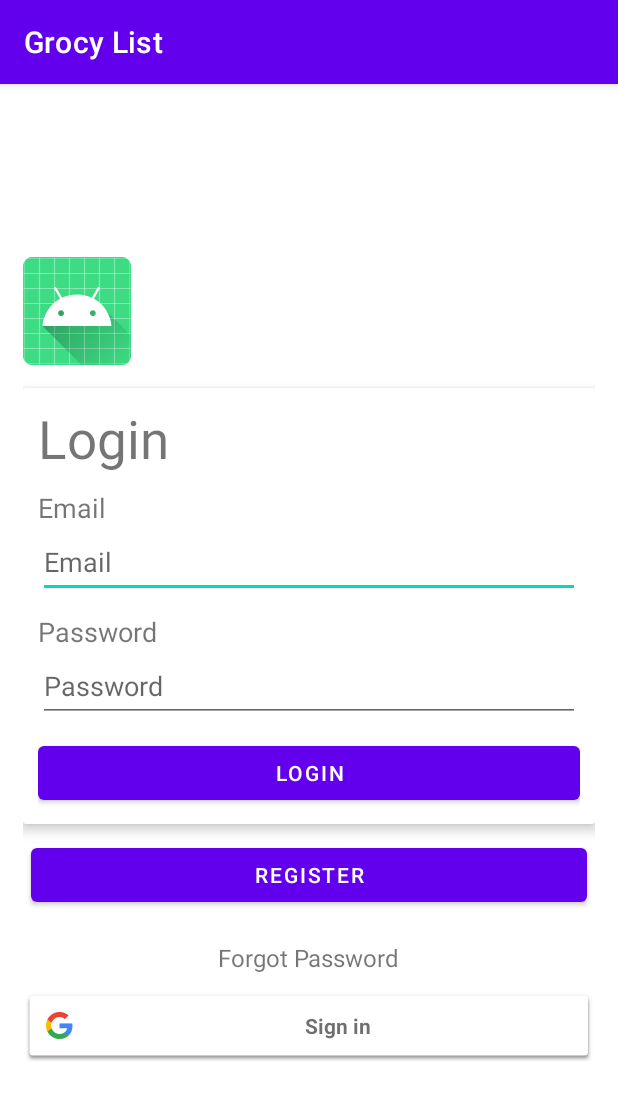
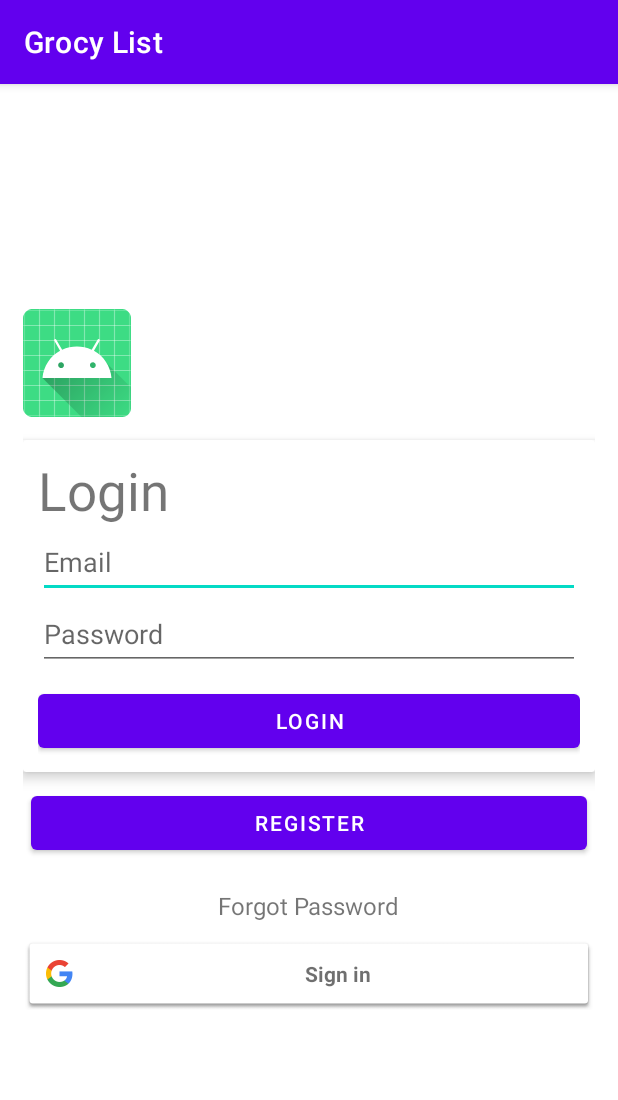
Before and after one commit to psbankar/grocy_list, an Android app: the screen it shows after launch (LoginActivity), on a phone screen of 412 x 824 dp. Shown: the top 1100 px of the screen. Run offline under Robolectric (Android 15) with nearby library versions, the phone set to English and light mode, and no system bars; our stand-ins replace Firebase (no records; nobody signed in at launch, a user with empty details on screens opened directly).

Commit message:
Layout change in login

```diff
--- a/app/src/main/res/layout/activity_login.xml
+++ b/app/src/main/res/layout/activity_login.xml
@@ -45,26 +45,12 @@
                     android:layout_height="wrap_content"
                     android:orientation="vertical">
 
-                    <TextView
-                        android:layout_width="wrap_content"
-                        android:layout_height="wrap_content"
-                        android:layout_marginTop="10sp"
-                        android:text="Email"
-                        android:textSize="18sp" />
-
                     <EditText
                         android:id="@+id/text_login"
                         android:layout_width="match_parent"
                         android:layout_height="wrap_content"
                         android:hint="Email"
                         android:minHeight="48dp" />
-
-                    <TextView
-                        android:layout_width="wrap_content"
-                        android:layout_height="wrap_content"
-                        android:layout_marginTop="10sp"
-                        android:text="Password"
-                        android:textSize="18sp" />
 
                     <EditText
                         android:id="@+id/text_senha"
@@ -116,7 +102,8 @@
         <com.google.android.gms.common.SignInButton
             android:id="@+id/sign_in_button"
             android:layout_width="match_parent"
-            android:layout_height="wrap_content" />
+            android:layout_height="wrap_content"
+            android:textAlignment="center" />
         <!--        android:textColor="@color/principalEscuro"-->
 
     </LinearLayout>
```
